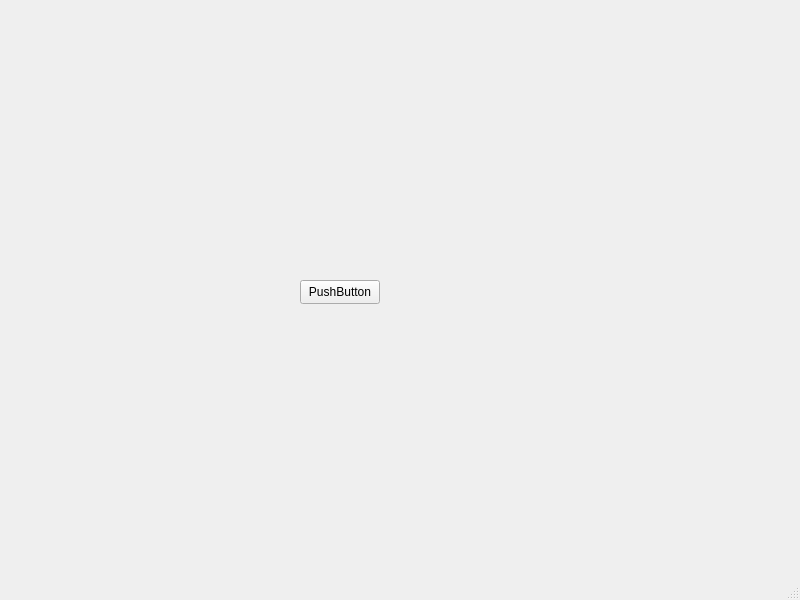
Universaliest/ConfigRedactor, file redactor.ui: the form before one commit.
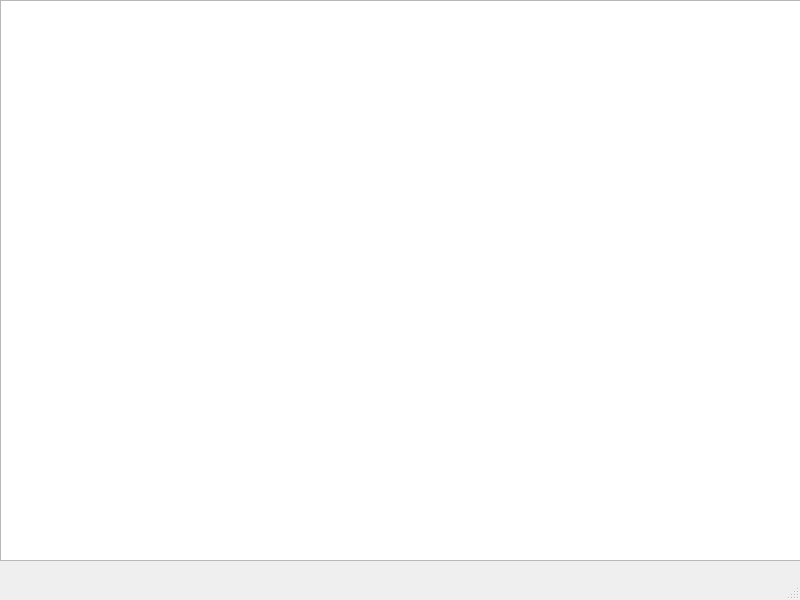
The form after the commit.

Patch:
```diff
--- a/redactor.ui
+++ b/redactor.ui
@@ -14,18 +14,15 @@
    <string>Redactor</string>
   </property>
   <widget class="QWidget" name="centralwidget">
-   <widget class="QPushButton" name="pushButton">
+   <widget class="QTreeView" name="treeView">
     <property name="geometry">
      <rect>
-      <x>300</x>
-      <y>280</y>
-      <width>80</width>
-      <height>24</height>
+      <x>0</x>
+      <y>0</y>
+      <width>801</width>
+      <height>561</height>
      </rect>
     </property>
-    <property name="text">
-     <string>PushButton</string>
-    </property>
    </widget>
   </widget>
   <widget class="QMenuBar" name="menubar">
```
